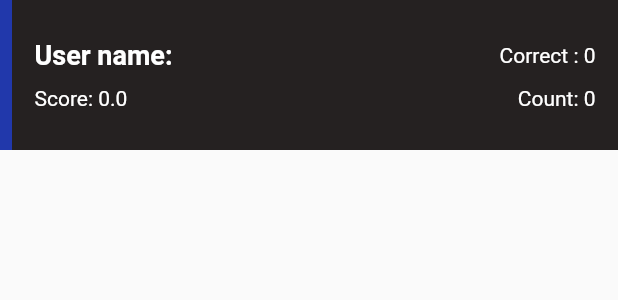
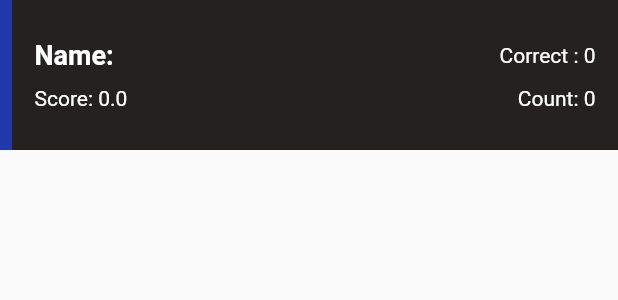
Before and after one commit to phamhuu6996/ExamApp, a Flutter app: the ResultExamItem widget shown alone on an empty page, opened directly with empty values, on a phone screen of 412 x 824 dp. Shown: the top 300 px of the screen. Run offline on Flutter 3.47's test engine with Material 2 defaults, Android fonts, the phone set to English and light mode, and no system bars; our stand-ins replace cloud_firestore, equatable, firebase_auth, firebase_core, flutter_bloc, get_it; accounts and stored records are empty.

Commit message:
Update Ui

```diff
--- a/exam/lib/presentation/component/result_exam_item.dart
+++ b/exam/lib/presentation/component/result_exam_item.dart
@@ -23,7 +23,7 @@ class ResultExamItem extends StatelessWidget {
               Row(
                 mainAxisAlignment: MainAxisAlignment.spaceBetween,
                 children: [
-                  Text('User name: ' + exam.userName, style: titleStyle.copyWith(color: Colors.white)),
+                  Text('Name: ' + exam.userName, style: titleStyle.copyWith(color: Colors.white)),
                   Text('Correct : ${(exam.questions.length / 100 * exam.score).toStringAsFixed(0)}',
                       style: contentStyle.copyWith(color: Colors.white)),
                 ],
--- a/exam/lib/presentation/view/page/exam/work_exam_page.dart
+++ b/exam/lib/presentation/view/page/exam/work_exam_page.dart
@@ -128,7 +128,7 @@ class _WorkExamPageState extends BaseStatePage<WorkExamPage> {
       if (state.error.isNotEmpty) {
         showSnackBar(state.error);
       } else if(state.isPublish) {
-        showSnackBar('Push exam success');
+        showSnackBar('Your score are: ${pushExam.score}');
         Navigator.of(context).pop();
       }
     });
```
Also changed, not shown: exam/lib/presentation/component/exam_item.dart (+8 -1 lines).
